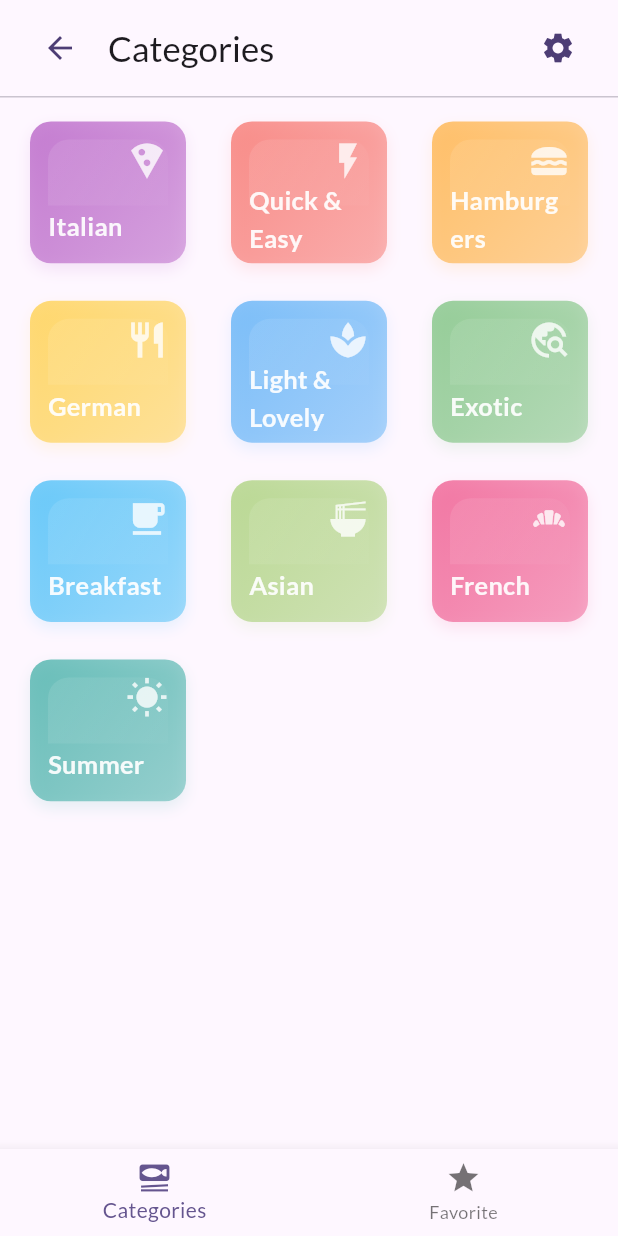
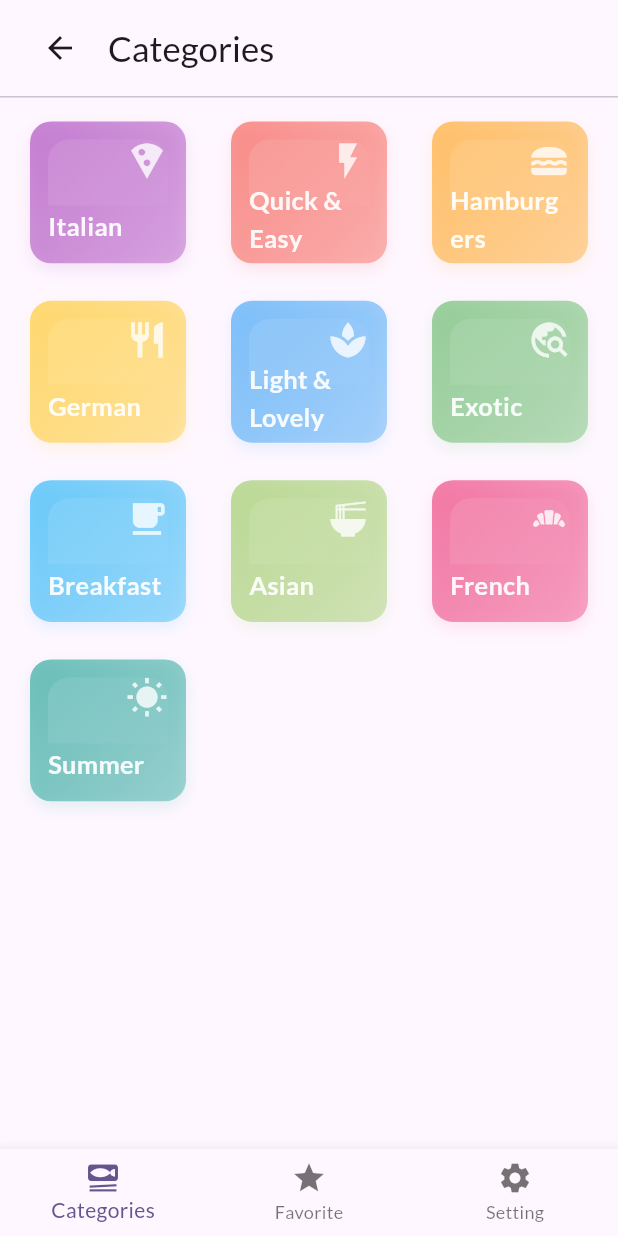
Before and after one commit to binodcoder/portfolio, a Flutter app: the TabsScreen screen opened by its route, on a phone screen of 412 x 824 dp. Run offline on Flutter 3.47's test engine with Material 3 defaults, Android fonts, the phone set to English and light mode, and no system bars; our stand-ins replace flutter_riverpod, font_awesome_flutter, google_fonts, shared_preferences, transparent_image, youtube_player_flutter and 1 more; accounts and stored records are empty.

Commit message:
meal app responsive with breakpoints

```diff
--- a/lib/app/app.dart
+++ b/lib/app/app.dart
@@ -56,7 +56,7 @@ class _AppState extends State<App> {
         );
 
         return MediaQuery(
-          data: mq.copyWith(textScaleFactor: clampedTextScale),
+          data: mq.copyWith(textScaler: TextScaler.linear(clampedTextScale)),
           child: Theme(data: scaled, child: child!),
         );
       },
--- a/lib/core/theme/app_theme.dart
+++ b/lib/core/theme/app_theme.dart
@@ -7,8 +7,8 @@ const _radius = 14.0;
 final lightTheme = ThemeData(useMaterial3: true).copyWith(
   colorScheme: kColorScheme,
   appBarTheme: AppBarTheme().copyWith(
-    backgroundColor: kColorScheme.onPrimaryContainer,
-    foregroundColor: kColorScheme.primaryContainer,
+    backgroundColor: kColorScheme.primaryContainer,
+    foregroundColor: kColorScheme.onPrimaryContainer,
   ),
   cardTheme: CardTheme(
     color: kColorScheme.surfaceContainerHighest,
@@ -36,10 +36,11 @@ final lightTheme = ThemeData(useMaterial3: true).copyWith(
       shape: RoundedRectangleBorder(borderRadius: BorderRadius.circular(10)),
     ),
   ),
-  // Base typography; final sizes are responsively scaled in MaterialApp.builder
-  textTheme: GoogleFonts.latoTextTheme(),
+  // Base typography; sizes are responsively scaled in MaterialApp.builder
+  // Use themed bases so colors match the active color scheme.
+  textTheme: GoogleFonts.latoTextTheme(ThemeData.light().textTheme),
   iconTheme: const IconThemeData().copyWith(
-    color: kColorScheme.onPrimaryContainer,
+    color: kColorScheme.onSurface,
   ),
   inputDecorationTheme: InputDecorationTheme(
     filled: true,
@@ -54,7 +55,14 @@ final darkTheme =
     ThemeData(brightness: Brightness.dark, useMaterial3: true).copyWith(
   colorScheme: kDarkColorScheme,
   // Keep typography consistent across themes; scaled in MaterialApp.builder
-  textTheme: GoogleFonts.latoTextTheme(),
+  textTheme: GoogleFonts.latoTextTheme(ThemeData.dark().textTheme),
+  appBarTheme: AppBarTheme().copyWith(
+    backgroundColor: kDarkColorScheme.surface,
+    foregroundColor: kDarkColorScheme.onSurface,
+  ),
+  iconTheme: const IconThemeData().copyWith(
+    color: kDarkColorScheme.onSurface,
+  ),
   cardTheme: CardTheme(
     color: kDarkColorScheme.surfaceContainerHighest,
     elevation: 0,
--- a/lib/features/expense_tracker/widgets/chat/chat.dart
+++ b/lib/features/expense_tracker/widgets/chat/chat.dart
@@ -31,8 +31,7 @@ class Chart extends StatelessWidget {
 
   @override
   Widget build(BuildContext context) {
-    final isDarkMode =
-        MediaQuery.of(context).platformBrightness == Brightness.dark;
+    final isDarkMode = Theme.of(context).brightness == Brightness.dark;
     return Container(
       margin: const EdgeInsets.all(16),
       padding: const EdgeInsets.symmetric(
--- a/lib/features/expense_tracker/widgets/chat/chat_bar.dart
+++ b/lib/features/expense_tracker/widgets/chat/chat_bar.dart
@@ -10,8 +10,7 @@ class ChartBar extends StatelessWidget {
 
   @override
   Widget build(BuildContext context) {
-    final isDarkMode =
-        MediaQuery.of(context).platformBrightness == Brightness.dark;
+    final isDarkMode = Theme.of(context).brightness == Brightness.dark;
     return Expanded(
       child: Padding(
         padding: const EdgeInsets.symmetric(horizontal: 4),
--- a/lib/features/expense_tracker/widgets/expenses_list/expense_item.dart
+++ b/lib/features/expense_tracker/widgets/expenses_list/expense_item.dart
@@ -63,7 +63,7 @@ class ExpenseItem extends StatelessWidget {
                     style: Theme.of(context)
                         .textTheme
                         .bodySmall
-                        ?.copyWith(color: Colors.grey[600]),
+                        ?.copyWith(color: Theme.of(context).colorScheme.outline),
                   ),
                 ],
               ),
--- a/lib/features/home/home_page.dart
+++ b/lib/features/home/home_page.dart
@@ -11,6 +11,7 @@ import 'package:binodfolio/features/home/widgets/projects_section.dart';
 import 'package:binodfolio/features/home/widgets/section.dart';
 import 'package:binodfolio/features/home/widgets/skills_section.dart';
 import 'package:flutter/material.dart';
+import 'package:binodfolio/core/responsive/breakpoints.dart';
 
 class HomePage extends StatefulWidget {
   final Future<void> Function(ThemeMode) onThemeChanged;
@@ -48,8 +49,7 @@ class _HomePageState extends State<HomePage> {
 
   @override
   Widget build(BuildContext context) {
-    final width = MediaQuery.of(context).size.width;
-    final isDesktop = width >= 1100;
+    final isDesktop = context.isNavDesktop;
     // final isTablet = width >= 700 && width < 1100;
 
     return Scaffold(
--- a/lib/features/meal/screens/tabs.dart
+++ b/lib/features/meal/screens/tabs.dart
@@ -6,6 +6,8 @@ import 'package:binodfolio/common_widgets/in_app_back_button.dart';
 import 'package:flutter_riverpod/flutter_riverpod.dart';
 
 import '../providers/filters_provider.dart';
+import 'package:binodfolio/features/meal/widgets/filters_panel.dart';
+import 'package:binodfolio/core/responsive/breakpoints.dart';
 
 // const kInitialFilters = {
 //   Filter.glutenFree: false,
@@ -32,10 +34,6 @@ class _TabsScreenState extends ConsumerState<TabsScreen> {
     });
   }
 
-  Future<void> _openFilters() async {
-    await Navigator.of(context).pushNamed('/meal/filters');
-  }
-
   @override
   Widget build(BuildContext context) {
     final availableMeals = ref.watch(filteredMealsProvider);
@@ -50,12 +48,13 @@ class _TabsScreenState extends ConsumerState<TabsScreen> {
         meals: favoriteMeals,
       );
       activePageTitle = 'Your Favorites';
+    } else if (_selectedPageIndex == 2) {
+      activePage = const FiltersPanel();
+      activePageTitle = 'Setting';
     }
-    return Scaffold(
-      body: SafeArea(
-        child: Column(
-          children: [
-            Padding(
+    final isMobile = context.isMobile; // < 600px
+
+    Widget header = Padding(
       padding: const EdgeInsets.symmetric(horizontal: 16, vertical: 8),
       child: Row(
         children: [
@@ -68,14 +67,17 @@ class _TabsScreenState extends ConsumerState<TabsScreen> {
             style: Theme.of(context).textTheme.titleLarge,
           ),
           const Spacer(),
-                  IconButton(
-                    tooltip: 'Filters',
-                    icon: const Icon(Icons.settings),
-                    onPressed: _openFilters,
-                  ),
         ],
       ),
-            ),
+    );
+
+    // Mobile: BottomNavigationBar
+    if (isMobile) {
+      return Scaffold(
+        body: SafeArea(
+          child: Column(
+            children: [
+              header,
               const Divider(height: 1),
               Expanded(child: activePage),
             ],
@@ -84,12 +86,59 @@ class _TabsScreenState extends ConsumerState<TabsScreen> {
         bottomNavigationBar: BottomNavigationBar(
           onTap: _selectPage,
           currentIndex: _selectedPageIndex,
-        items: [
+          items: const [
             BottomNavigationBarItem(
-              icon: Icon(Icons.set_meal), label: 'Categories'),
-          BottomNavigationBarItem(icon: Icon(Icons.star), label: 'Favorite'),
+              icon: Icon(Icons.set_meal),
+              label: 'Categories',
+            ),
+            BottomNavigationBarItem(
+              icon: Icon(Icons.star),
+              label: 'Favorite',
+            ),
+            BottomNavigationBarItem(
+              icon: Icon(Icons.settings),
+              label: 'Setting',
+            ),
           ],
         ),
       );
     }
+
+    // Tablet/Desktop: Side navigation with NavigationRail
+    final bool isExtended = context.screenWidth >= 900;
+    return Scaffold(
+      body: SafeArea(
+        child: Row(
+          children: [
+            NavigationRail(
+              selectedIndex: _selectedPageIndex,
+              onDestinationSelected: _selectPage,
+              // When `extended` is true, `labelType` must be null or none.
+              labelType: isExtended ? null : NavigationRailLabelType.selected,
+              extended: isExtended, // expand labels on wider screens
+              destinations: const [
+                NavigationRailDestination(
+                  icon: Icon(Icons.set_meal_outlined),
+                  selectedIcon: Icon(Icons.set_meal),
+                  label: Text('Categories'),
+                ),
+                NavigationRailDestination(
+                  icon: Icon(Icons.star_outline),
+                  selectedIcon: Icon(Icons.star),
+                  label: Text('Favorite'),
+                ),
+                NavigationRailDestination(
+                  icon: Icon(Icons.settings_outlined),
+                  selectedIcon: Icon(Icons.settings),
+                  label: Text('Setting'),
+                ),
+              ],
+            ),
+            const VerticalDivider(width: 1),
+            Expanded(child: activePage),
+          ],
+        ),
+      ),
+    );
   }
+}
```
Also changed, not shown: lib/core/responsive/breakpoints.dart (added, +42 -0 lines), lib/features/expense_tracker/widgets/expenses.dart (+8 -7 lines), lib/features/meal/screens/filters.dart (+4 -101 lines), lib/features/meal/widgets/filters_panel.dart (added, +109 -0 lines). Lines whose indentation alone changed are shown as unchanged.
